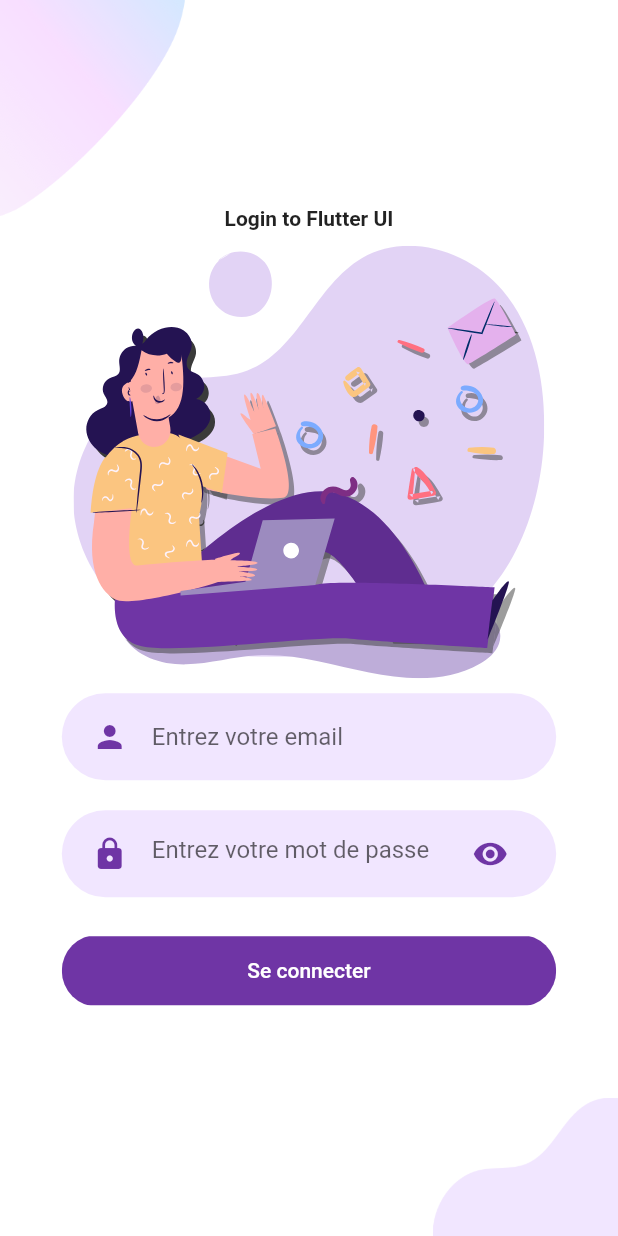
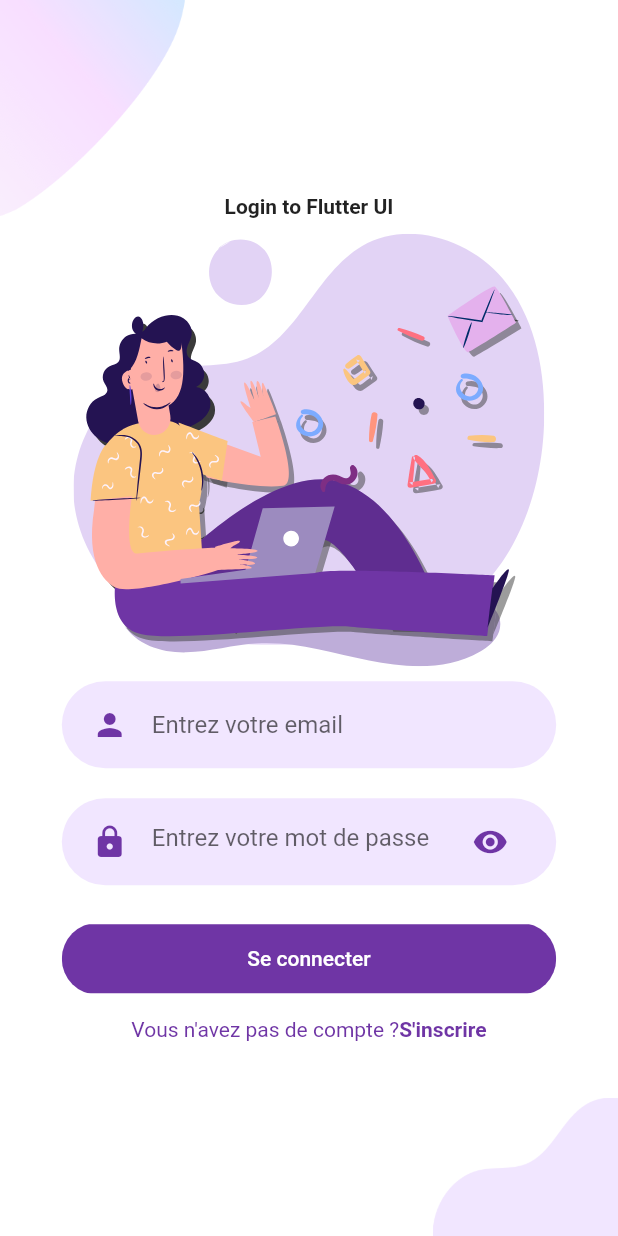
Before and after one commit to hsawadogoh/flutter_ui, a Flutter app: the screen it shows after launch, after a tap on "Se connecter", on a phone screen of 412 x 824 dp. Run offline on Flutter 3.47's test engine with Material 2 defaults, Android fonts, the phone set to English and light mode, and no system bars; our stand-ins replace flutter_svg.

Commit message:
|_Login_|

```diff
--- a/lib/screens/login/login_body.dart
+++ b/lib/screens/login/login_body.dart
@@ -11,6 +11,7 @@ class LoginBody extends StatelessWidget {
     Size size = MediaQuery.of(context).size;
     return Scaffold(
       body: LoginBackground(
+        child: SingleChildScrollView(
           child: Column(
             mainAxisAlignment: MainAxisAlignment.center,
             children: [
@@ -53,8 +54,30 @@ class LoginBody extends StatelessWidget {
               RoundButton(
                 text: 'Se connecter',
                 press: () {},
+              ),
+              Row(
+                mainAxisAlignment: MainAxisAlignment.center,
+                children: [
+                  Text(
+                    'Vous n\'avez pas de compte ?',
+                    style: TextStyle(
+                      color: kPrimaryColor
+                    ),
+                  ),
+                  GestureDetector(
+                    onTap: () {},
+                    child: Text(
+                      'S\'inscrire',
+                      style: TextStyle(
+                        fontWeight: FontWeight.bold,
+                        color: kPrimaryColor
+                      ),
+                    ),
                   )
                 ],
+              )
+            ],
+          ),
         ),
       ),
     );
```
Lines whose indentation alone changed are shown as unchanged.
